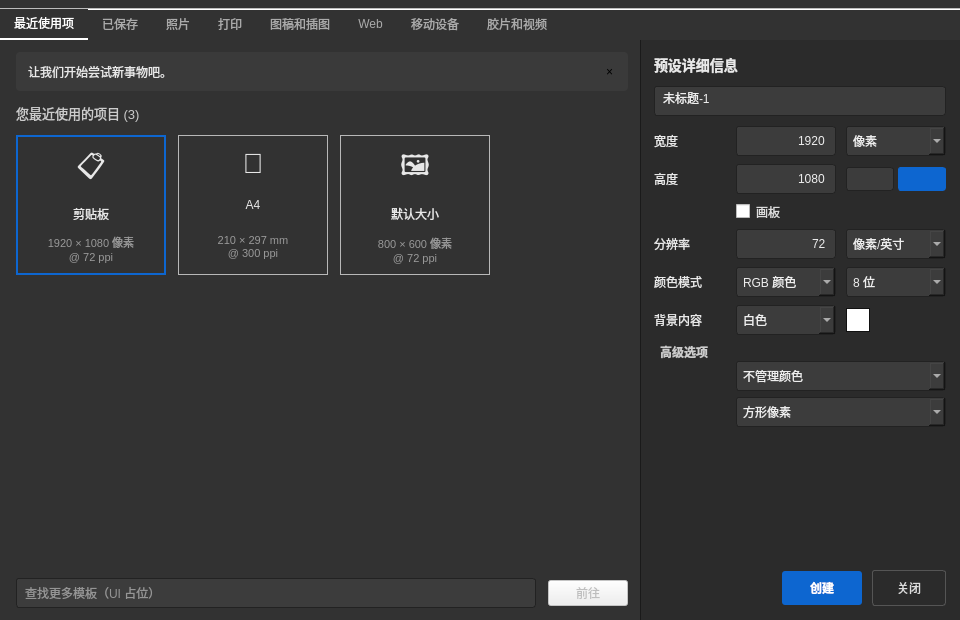
littletenyuan01/photoshopDemo, file psDemo/ui/newdocumentdialog.ui: the form before one commit.
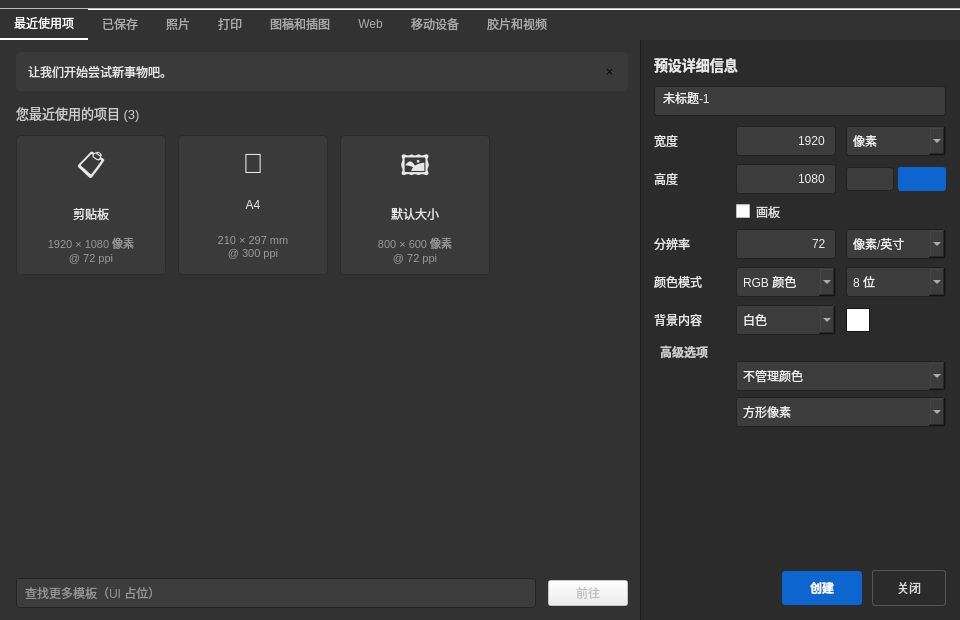
The form after the commit. Icons and pictures are not drawn.

What changed in the file:
```diff
--- a/psDemo/ui/newdocumentdialog.ui
+++ b/psDemo/ui/newdocumentdialog.ui
@@ -50,12 +50,16 @@
   color: #fff;
   border-bottom: 2px solid #fff;
 }
-QFrame#presetCard {
+QFrame#presetClipboard,
+QFrame#presetA4,
+QFrame#presetDefault {
   background-color: #3a3a3a;
   border: 1px solid #2a2a2a;
   border-radius: 4px;
 }
-QFrame#presetCard[selected="true"] {
+QFrame#presetClipboard[selected="true"],
+QFrame#presetA4[selected="true"],
+QFrame#presetDefault[selected="true"] {
   border: 2px solid #0d66d0;
 }
 QWidget#detailsPanel {
@@ -250,8 +254,8 @@
               <property name="frameShape">
                <enum>QFrame::Shape::StyledPanel</enum>
               </property>
-              <property name="styleSheet">
-               <string notr="true">QFrame#presetClipboard { border: 2px solid #0d66d0; }</string>
+              <property name="selected" stdset="0">
+               <bool>true</bool>
               </property>
               <layout class="QVBoxLayout" name="clipboardCardLayout">
                <item>
```
